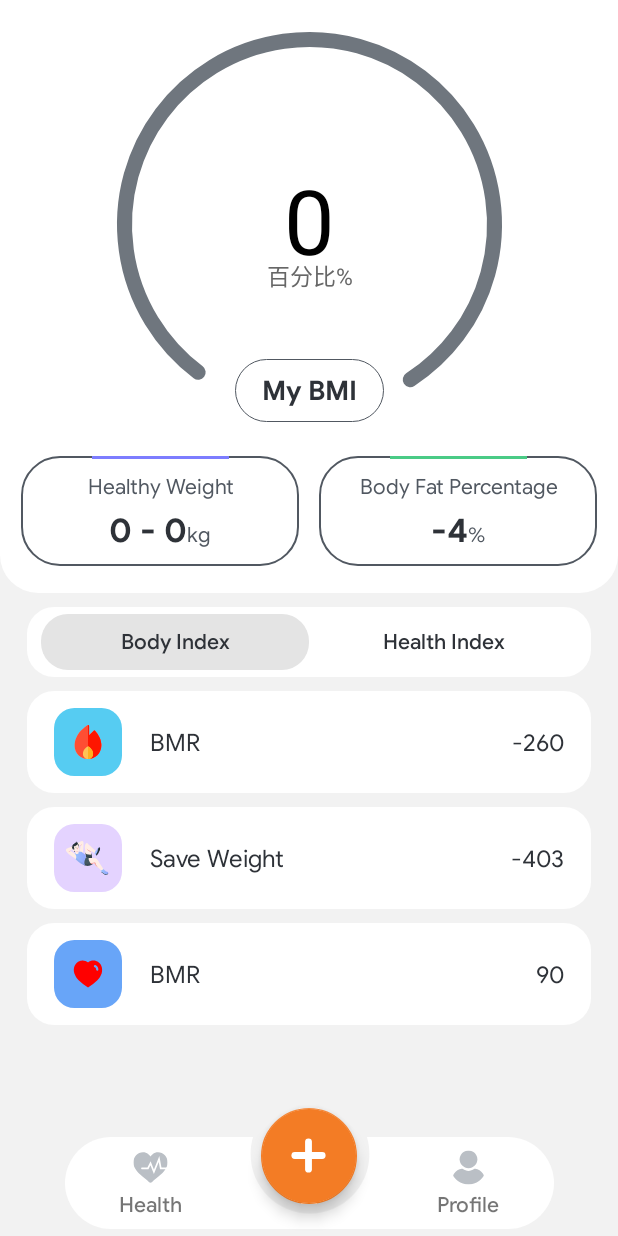
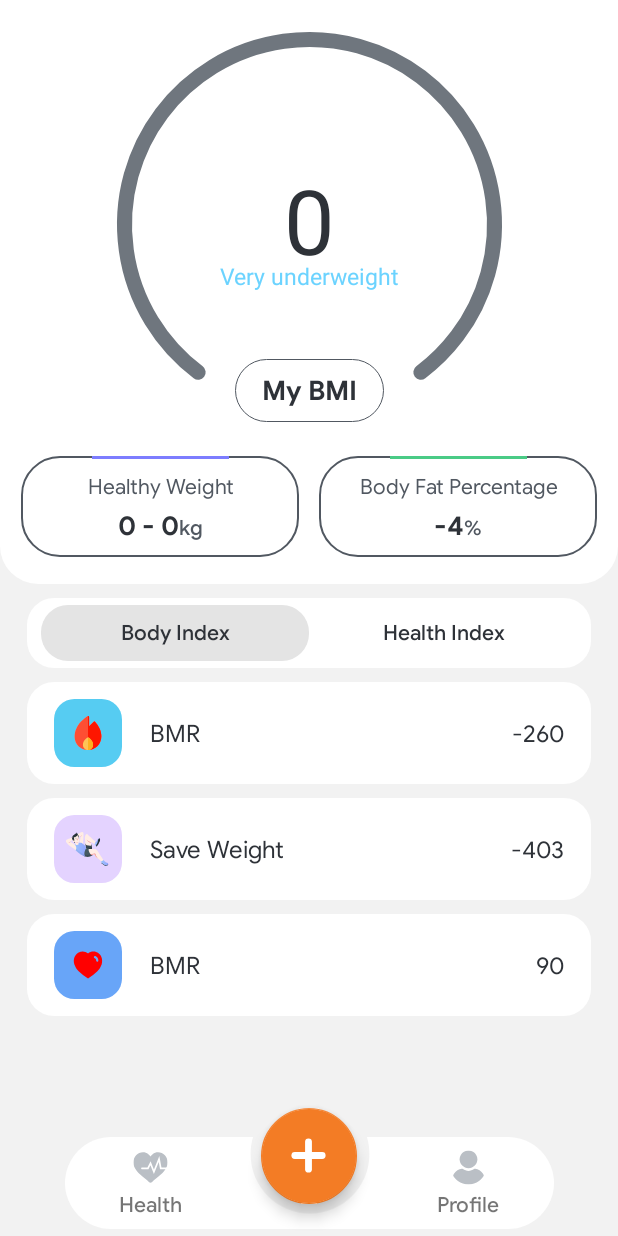
Before and after one commit to johanforce/bmihealth, an Android app: the HomeFragment screen opened directly, with no data from a screen before it, on a phone screen of 412 x 824 dp. Run offline under Robolectric (Android 15) with nearby library versions, the phone set to English and light mode, and no system bars; our stand-ins replace Dagger/Hilt's generated code, data binding; libraries missing offline, so code that uses them is left out: org.apache.commons.

```diff
--- a/app/src/main/java/com/jarvis/bmihealth/presentation/home/ColorArcProgressBar.kt
+++ b/app/src/main/java/com/jarvis/bmihealth/presentation/home/ColorArcProgressBar.kt
@@ -1,4 +1,5 @@
-@file:Suppress("MemberVisibilityCanBePrivate", "unused", "SameParameterValue", "DEPRECATION",
+@file:Suppress(
+    "MemberVisibilityCanBePrivate", "unused", "SameParameterValue", "DEPRECATION",
     "NAME_SHADOWING", "PrivatePropertyName"
 )
 
@@ -13,6 +14,7 @@ import android.view.View
 import android.view.WindowManager
 import androidx.core.content.ContextCompat
 import com.jarvis.bmihealth.R
+import com.jarvis.bmihealth.presentation.utilx.DeviceUtil
 
 /**
  * colorful arc progress bar
@@ -44,6 +46,7 @@ class ColorArcProgressBar : View {
     private var colors = intArrayOf(Color.GREEN, Color.YELLOW, Color.RED, Color.RED)
     private var maxValues = 60f
     private var curValues = 0f
+    private var isChild = false
     private var bgArcWidth = dipToPx(2f).toFloat()
     private var progressWidth = dipToPx(10f).toFloat()
     private var textSize = dipToPx(60f).toFloat()
@@ -53,7 +56,7 @@ class ColorArcProgressBar : View {
     private val longdegree = dipToPx(13f).toFloat()
     private val shortdegree = dipToPx(5f).toFloat()
     private val DEGREE_PROGRESS_DISTANCE = dipToPx(8f)
-    private val hintColor = "#676767"
+    private var hintColor = context.getColor(R.color.ink_3)
     private val longDegreeColor = "#111111"
     private val shortDegreeColor = "#111111"
     private val bgArcColor = context.getColor(R.color.ink_3)
@@ -64,6 +67,41 @@ class ColorArcProgressBar : View {
     private var isNeedUnit = false
     private var isNeedDial = false
     private var isNeedContent = false
+    private var dataBMI = 0.0f
+    private var listColorAdult = listOf(
+        context.getColor(R.color.secondary),
+        context.getColor(R.color.bmi_level1),
+        context.getColor(R.color.bmi_level2),
+        context.getColor(R.color.bmi_level3),
+        context.getColor(R.color.bmi_level4),
+        context.getColor(R.color.bmi_level5),
+        context.getColor(R.color.bmi_level5),
+    )
+    private var listColorChild = listOf(
+        context.getColor(R.color.secondary),
+        context.getColor(R.color.bmi_level1),
+        context.getColor(R.color.bmi_level2),
+        context.getColor(R.color.bmi_level3),
+        context.getColor(R.color.bmi_level5),
+    )
+
+    private var listStringChild = listOf(
+        context.getString(R.string.bmi_very_under_weight),
+        context.getString(R.string.bmi_under_weight),
+        context.getString(R.string.bmi_healthy_weight),
+        context.getString(R.string.bmi_over_weight),
+        context.getString(R.string.bmi_obesity),
+    )
+
+    private var listStringAdult = listOf(
+        context.getString(R.string.bmi_very_under_weight),
+        context.getString(R.string.bmi_under_weight),
+        context.getString(R.string.bmi_healthy_weight),
+        context.getString(R.string.bmi_over_weight),
+        context.getString(R.string.bmi_moderatelt_1),
+        context.getString(R.string.bmi_moderatelt_2),
+        context.getString(R.string.bmi_moderatelt_3),
+    )
 
     // sweepAngle / maxValues 的值
     private var k = 0f
@@ -117,7 +155,7 @@ class ColorArcProgressBar : View {
         titleString = a.getString(R.styleable.ColorArcProgressBar_string_title)
         curValues = a.getFloat(R.styleable.ColorArcProgressBar_current_value, 0f)
         maxValues = a.getFloat(R.styleable.ColorArcProgressBar_max_value, 60f)
-        setCurrentValues(curValues)
+        setCurrentValues(curValues, isChild)
         setMaxValues(maxValues)
         a.recycle()
     }
@@ -166,19 +204,19 @@ class ColorArcProgressBar : View {
         //内容显示文字
         vTextPaint = Paint()
         vTextPaint!!.textSize = textSize
-        vTextPaint!!.color = Color.BLACK
+        vTextPaint!!.color = ContextCompat.getColor(context, R.color.ink_5)
         vTextPaint!!.textAlign = Paint.Align.CENTER
 
         //显示单位文字
         hintPaint = Paint()
         hintPaint!!.textSize = hintSize
-        hintPaint!!.color = Color.parseColor(hintColor)
+        hintPaint!!.color = hintColor
         hintPaint!!.textAlign = Paint.Align.CENTER
 
         //显示标题文字
         curSpeedPaint = Paint()
         curSpeedPaint!!.textSize = curSpeedSize
-        curSpeedPaint!!.color = Color.parseColor(hintColor)
+        curSpeedPaint!!.color = hintColor
         curSpeedPaint!!.textAlign = Paint.Align.CENTER
         mDrawFilter = PaintFlagsDrawFilter(0, Paint.ANTI_ALIAS_FLAG or Paint.FILTER_BITMAP_FLAG)
         sweepGradient = SweepGradient(centerX, centerY, colors, null)
@@ -232,13 +270,14 @@ class ColorArcProgressBar : View {
         canvas.drawArc(bgRect!!, startAngle, currentAngle, false, progressPaint!!)
         if (isNeedContent) {
             canvas.drawText(
-                String.format("%.0f", curValues),
+                String.format("%.0f", dataBMI),
                 centerX,
                 centerY + textSize / 3,
                 vTextPaint!!
             )
         }
         if (isNeedUnit) {
+            hintPaint!!.color = hintColor
             canvas.drawText(hintString!!, centerX, centerY + 2 * textSize / 3, hintPaint!!)
         }
         if (isNeedTitle) {
@@ -262,14 +301,29 @@ class ColorArcProgressBar : View {
      *
      * @param currentValues
      */
-    fun setCurrentValues(currentValues: Float) {
-        var currentValues = currentValues
+    fun setCurrentValues(bmi: Float, isChild: Boolean) {
+        val totalValue = if (isChild) { 100f } else { 40f }
+        dataBMI = bmi
+        var currentValues = bmi / totalValue * 100
         if (currentValues > maxValues) {
             currentValues = maxValues
         }
         if (currentValues < 0) {
             currentValues = 0f
         }
+
+        hintColor = if(isChild){
+            listColorChild[DeviceUtil.levelBMChild(bmi.toDouble())-1]
+        }else{
+            listColorAdult[DeviceUtil.levelBMIAdult(bmi.toDouble())-1]
+        }
+
+        hintString = if(isChild){
+            listStringChild[DeviceUtil.levelBMChild(bmi.toDouble())-1]
+        }else{
+            listStringAdult[DeviceUtil.levelBMIAdult(bmi.toDouble())-1]
+        }
+
         curValues = currentValues
         lastAngle = currentAngle
         setAnimation(lastAngle, currentValues * k, aniSpeed)
--- a/app/src/main/java/com/jarvis/bmihealth/presentation/home/HomeFragment.kt
+++ b/app/src/main/java/com/jarvis/bmihealth/presentation/home/HomeFragment.kt
@@ -13,6 +13,7 @@ import com.jarvis.bmihealth.presentation.main.MainViewModel
 import com.jarvis.bmihealth.presentation.utilx.DeviceUtil
 import com.jarvis.bmihealth.presentation.utilx.TypeUnit.Companion.METRIC
 import com.jarvis.bmihealth.presentation.utilx.observe
+import com.jarvis.heathcarebmi.utils.HealthIndexUtils
 import dagger.hilt.android.AndroidEntryPoint
 
 @AndroidEntryPoint
@@ -48,7 +49,7 @@ class HomeFragment(context: AppCompatActivity) :
         observe(mainViewModel.profileUsers) {
             mainViewModel.profileUser = it.firstOrNull() ?: ProfileUserModel()
             mainViewModel.isKmSetting = mainViewModel.profileUser.unit == METRIC
-            binding.viewBMI.progressBMI.setCurrentValues(mainViewModel.getBMI().toFloat())
+            binding.viewBMI.progressBMI.setCurrentValues(mainViewModel.getBMI().toFloat(), mainViewModel.isChild)
             val healthyWeight = mainViewModel.getHealthyWeight()
             "${DeviceUtil.roundOffDecimal(healthyWeight.healthyWeightTo)} - ${
                 DeviceUtil.roundOffDecimal(
--- a/app/src/main/java/com/jarvis/bmihealth/presentation/main/MainViewModel.kt
+++ b/app/src/main/java/com/jarvis/bmihealth/presentation/main/MainViewModel.kt
@@ -45,6 +45,7 @@ class MainViewModel @Inject constructor(private val userProfileUseCase: UserProf
     var profileUsers = MutableLiveData<List<ProfileUserModel>>()
     var profileUser = ProfileUserModel()
     var isKmSetting = false
+    var isChild = false
     var tempFrag = MutableLiveData<Int>()
 
     fun onClickFrag(temp: Int) {
@@ -62,6 +63,7 @@ class MainViewModel @Inject constructor(private val userProfileUseCase: UserProf
                 profileUsers.postValue(userProfileUseCase.getAllUserProfile())
                 profileUser= profileUsers.value?.firstOrNull()?: ProfileUserModel()
                 isKmSetting = profileUser.unit == METRIC
+                isChild = HealthIndexUtils.isChild(profileUser.birthday)
             }
         }
     }
@@ -105,44 +107,4 @@ class MainViewModel @Inject constructor(private val userProfileUseCase: UserProf
             profileUser.goal?:0
         ).toInt()
     }
-
-    fun getLevelBMI(): Pair<Boolean, Int>{
-        val isAdult = !HealthIndexUtils.isChild(profileUser.birthday)
-
-        return if(isAdult){
-            true to levelBMIAdult(getBMI())
-        }else{
-            false to levelBMChild(getBMI())
-        }
-    }
-
-    fun levelBMIAdult(bmi: Double): Int{
-        return if(bmi < 16.0){
-            BMILevelAdult.BMI_1
-        }else if(bmi >= 16 && bmi <18.5){
-            BMILevelAdult.BMI_2
-        }else if(bmi >= 18.5 && bmi <25){
-            BMILevelAdult.BMI_3
-        }else if(bmi >= 25 && bmi <30){
-            BMILevelAdult.BMI_4
-        }else if(bmi >= 30 && bmi <35){
-            BMILevelAdult.BMI_5
-        }else {
-            BMILevelAdult.BMI_6
-        }
-    }
-
-    fun levelBMChild(bmi: Double): Int{
-        return if(bmi < 3.0){
-            BMILevelChild.BMI_1
-        }else if(bmi >= 3.0 && bmi <15.0){
-            BMILevelChild.BMI_2
-        }else if(bmi >= 15 && bmi <85){
-            BMILevelChild.BMI_3
-        }else if(bmi >= 85 && bmi <97){
-            BMILevelChild.BMI_4
-        }else {
-            BMILevelAdult.BMI_5
-        }
-    }
 }
--- a/app/src/main/java/com/jarvis/bmihealth/presentation/onboarding/OnBoardingActivity.kt
+++ b/app/src/main/java/com/jarvis/bmihealth/presentation/onboarding/OnBoardingActivity.kt
@@ -20,7 +20,7 @@ class OnBoardingActivity :
     private val viewModel: OnBoardingViewModel by viewModels()
 
     override fun onCreate(savedInstanceState: Bundle?) {
-        AppCompatDelegate.setDefaultNightMode(AppCompatDelegate.MODE_NIGHT_NO)
+//        AppCompatDelegate.setDefaultNightMode(AppCompatDelegate.MODE_NIGHT_NO)
         super.onCreate(savedInstanceState)
         binding.lifecycleOwner = this
 
--- a/app/src/main/java/com/jarvis/bmihealth/presentation/utilx/DeviceUtil.kt
+++ b/app/src/main/java/com/jarvis/bmihealth/presentation/utilx/DeviceUtil.kt
@@ -25,6 +25,8 @@ import androidx.annotation.RequiresApi
 import androidx.core.app.ActivityCompat
 import androidx.core.content.ContextCompat
 import com.jarvis.bmihealth.R
+import com.jarvis.heathcarebmi.utils.BMILevelAdult
+import com.jarvis.heathcarebmi.utils.BMILevelChild
 import java.math.RoundingMode
 import java.text.DecimalFormat
 import java.util.*
@@ -39,6 +41,38 @@ object DeviceUtil {
             context.startActivity(intent)
         } catch (e: Exception) {
             e.printStackTrace()
+        }
+    }
+
+    fun levelBMIAdult(bmi: Double): Int{
+        return if(bmi < 16.0){
+            BMILevelAdult.BMI_1
+        }else if(bmi >= 16 && bmi <18.5){
+            BMILevelAdult.BMI_2
+        }else if(bmi >= 18.5 && bmi <25){
+            BMILevelAdult.BMI_3
+        }else if(bmi >= 25 && bmi <30){
+            BMILevelAdult.BMI_4
+        }else if(bmi >= 30 && bmi <35){
+            BMILevelAdult.BMI_5
+        }else if(bmi >35 && bmi <40){
+            BMILevelAdult.BMI_6
+        }else {
+            BMILevelAdult.BMI_7
+        }
+    }
+
+    fun levelBMChild(bmi: Double): Int{
+        return if(bmi < 3.0){
+            BMILevelChild.BMI_1
+        }else if(bmi >= 3.0 && bmi <15.0){
+            BMILevelChild.BMI_2
+        }else if(bmi >= 15 && bmi <85){
+            BMILevelChild.BMI_3
+        }else if(bmi >= 85 && bmi <97){
+            BMILevelChild.BMI_4
+        }else {
+            BMILevelAdult.BMI_5
         }
     }
 
@@ -252,7 +286,6 @@ object DeviceUtil {
         }
         return ret.toString()
     }
-}
 
     fun openMarket(context: Context, packageName: String) {
         try {
@@ -267,3 +300,4 @@ fun openMarket(context: Context, packageName: String) {
             e.printStackTrace()
         }
     }
+}
--- a/app/src/main/res/layout/view_bmi.xml
+++ b/app/src/main/res/layout/view_bmi.xml
@@ -25,7 +25,7 @@
         app:layout_constraintTop_toTopOf="parent"
         app:max_value="100"
         app:string_unit="百分比%"
-        app:total_engle="290" />
+        app:total_engle="286" />
 
     <com.jarvis.design_system.textview.CustomTextView
         style="@style/T16H24B"
@@ -81,7 +81,7 @@
 
         <com.jarvis.design_system.textview.CustomTextView
             android:id="@+id/tvWeight"
-            style="@style/T20H28B"
+            style="@style/T16H24B"
             android:layout_width="wrap_content"
             android:layout_height="wrap_content"
             android:layout_marginTop="@dimen/px4"
@@ -99,6 +99,7 @@
             android:layout_width="wrap_content"
             android:layout_height="wrap_content"
             android:textColor="@color/ink_4"
+            style="@style/T12H18M"
             app:layout_constraintBaseline_toBaselineOf="@+id/tvWeight"
             app:layout_constraintHorizontal_chainStyle="packed"
             app:layout_constraintLeft_toRightOf="@+id/tvWeight"
@@ -144,7 +145,7 @@
 
         <com.jarvis.design_system.textview.CustomTextView
             android:id="@+id/tvBodyPercent"
-            style="@style/T20H28B"
+            style="@style/T16H24B"
             android:layout_width="wrap_content"
             android:layout_height="wrap_content"
             android:layout_marginTop="@dimen/px4"
@@ -162,6 +163,7 @@
             android:layout_width="wrap_content"
             android:layout_height="wrap_content"
             android:text="%"
+            style="@style/T12H18M"
             android:textColor="@color/ink_4"
             app:layout_constraintBaseline_toBaselineOf="@+id/tvBodyPercent"
             app:layout_constraintHorizontal_chainStyle="packed"
--- a/heathcarebmi/src/main/java/com/jarvis/heathcarebmi/utils/BMILevelAdult.java
+++ b/heathcarebmi/src/main/java/com/jarvis/heathcarebmi/utils/BMILevelAdult.java
@@ -6,7 +6,7 @@ import java.lang.annotation.Retention;
 import java.lang.annotation.RetentionPolicy;
 
 @IntDef({BMILevelAdult.BMI_1, BMILevelAdult.BMI_2, BMILevelAdult.BMI_3,
-        BMILevelAdult.BMI_4, BMILevelAdult.BMI_5,BMILevelAdult.BMI_6})
+        BMILevelAdult.BMI_4, BMILevelAdult.BMI_5,BMILevelAdult.BMI_6,BMILevelAdult.BMI_7})
 @Retention(RetentionPolicy.SOURCE)
 public @interface BMILevelAdult {
     int BMI_1 = 1;
@@ -15,4 +15,5 @@ public @interface BMILevelAdult {
     int BMI_4 = 4;
     int BMI_5 = 5;
     int BMI_6 = 6;
+    int BMI_7 = 7;
 }
```
Lines whose indentation alone changed are shown as unchanged.
